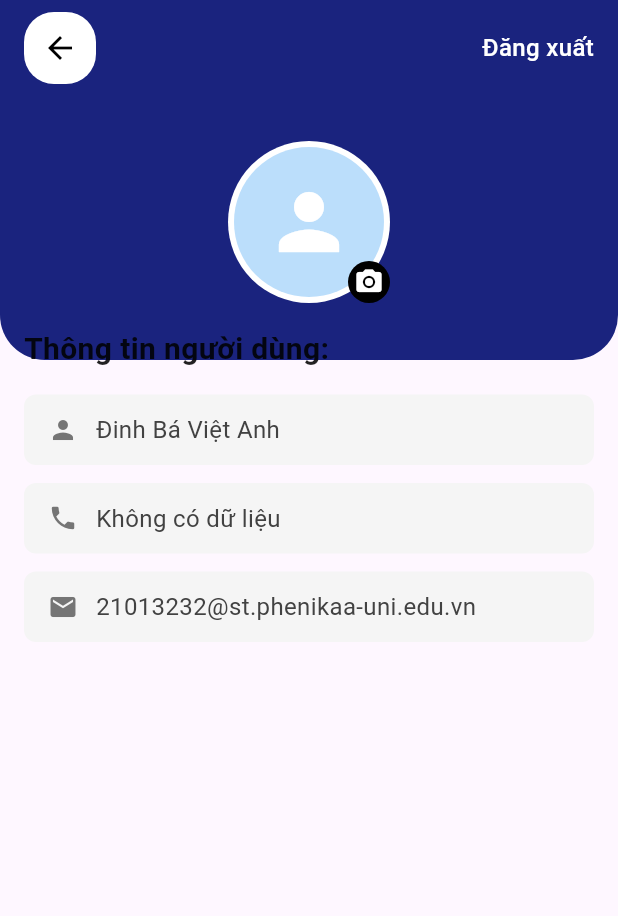
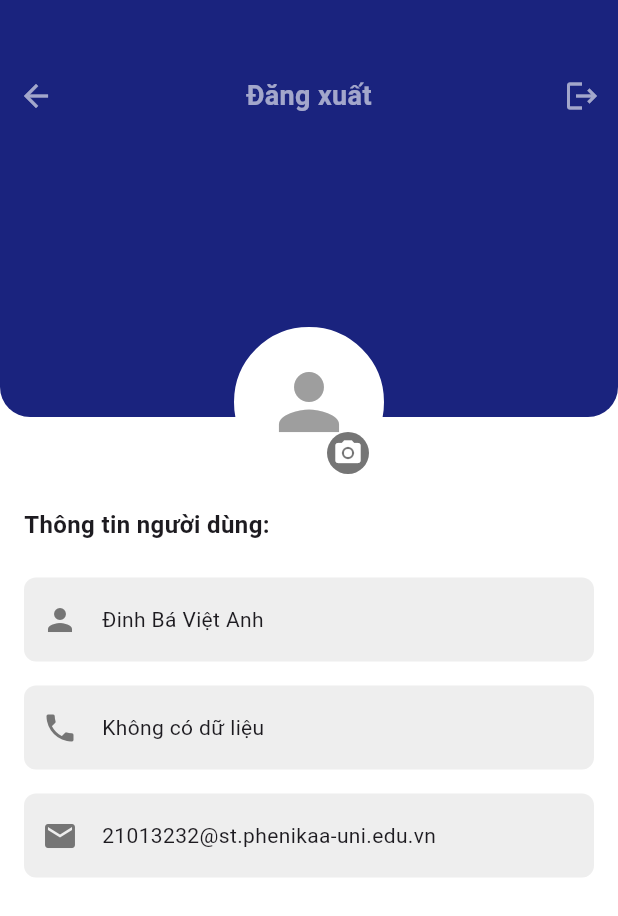
Before and after one commit to viet003/RFID-ticket-mobile-app, a Flutter app: the ProfileScreen screen opened by its route, on a phone screen of 412 x 824 dp. Shown: the top 916 px of the screen. Run offline on Flutter 3.47's test engine with Material 3 defaults, Android fonts, the phone set to English and light mode, and no system bars; our stand-ins replace shared_preferences; missing offline and left inert: jwt_decode; accounts and stored records are empty.

Commit message:
update layout

```diff
--- a/lib/screens/HomePage.dart
+++ b/lib/screens/HomePage.dart
@@ -57,7 +57,7 @@ class _HomePageState extends State<HomePage> {
                 label: 'Home',
               ),
               BottomNavigationBarItem(
-                icon: Icon(Icons.favorite_border_outlined),
+                icon: Icon(Icons.notifications_on_outlined),
                 label: 'Favourite',
               ),
               BottomNavigationBarItem(
--- a/lib/screens/ProfileScreen.dart
+++ b/lib/screens/ProfileScreen.dart
@@ -1,88 +1,105 @@
 import 'package:flutter/material.dart';
+import 'package:shared_preferences/shared_preferences.dart';
+import '../components/app_routes.dart';
 
 class ProfileScreen extends StatelessWidget {
   const ProfileScreen({Key? key}) : super(key: key);
 
+  Future<void> logout(BuildContext context) async {
+    try {
+      // Xóa thông tin lưu trữ từ SharedPreferences
+      final prefs = await SharedPreferences.getInstance();
+      await prefs.clear(); // Hoặc chỉ xóa các giá trị cụ thể như token
+      print('User logged out successfully.');
+
+      // Điều hướng về màn hình đăng nhập
+      Navigator.pushNamedAndRemoveUntil(context, Routes.welcome, (route) => false);
+    } catch (e) {
+      print('Error during logout: $e');
+      ScaffoldMessenger.of(context).showSnackBar(
+        const SnackBar(content: Text('Đã xảy ra lỗi trong quá trình đăng xuất.')),
+      );
+    }
+  }
+
+
   @override
   Widget build(BuildContext context) {
     return Scaffold(
-      body: Stack(
+      backgroundColor: Colors.white,
+      body: Column(
         children: [
-          // Custom curved background
           Container(
-            height: 240,
-            decoration: BoxDecoration(
-              color: const Color(0xFF1a237e),
-              borderRadius: BorderRadius.only(
-                bottomLeft: Radius.circular(30),
-                bottomRight: Radius.circular(30),
-              ),
-            ),
-          ),
-
-          // Main content
-          SafeArea(
-            child: Column(
-              crossAxisAlignment: CrossAxisAlignment.start,
-              children: [
-                // Header with back button and sign out text
-                Padding(
-                  padding: const EdgeInsets.symmetric(horizontal: 16, vertical: 8),
+            color: const Color(0xFF1a237e), // Nền màu AppBar
+            padding: const EdgeInsets.only(top: 40, bottom: 10), // Đệm cho status bar
             child: Row(
               mainAxisAlignment: MainAxisAlignment.spaceBetween,
               children: [
-                      Container(
-                        decoration: BoxDecoration(
-                          color: Colors.white,
-                          borderRadius: BorderRadius.circular(20),
-                        ),
-                        child: IconButton(
-                          icon: const Icon(Icons.arrow_back),
-                          onPressed: () => Navigator.pop(context),
-                          color: Colors.black,
-                        ),
+                IconButton(
+                  icon: const Icon(Icons.arrow_back, color: Colors.white60),
+                  onPressed: () {
+                    // Handle back action
+                  },
                 ),
                 const Text(
                   'Đăng xuất',
                   style: TextStyle(
-                          color: Colors.white,
-                          fontSize: 16,
-                          fontWeight: FontWeight.w500,
+                    color: Colors.white60,
+                    fontSize: 18,
+                    fontWeight: FontWeight.bold,
                   ),
+                ),
+                IconButton(
+                  icon: const Icon(Icons.logout, color: Colors.white60),
+                  onPressed: () {
+                    logout(context);
+                  },
                 ),
               ],
             ),
           ),
-
-                // Profile avatar
-                Center(
-                  child: Stack(
+          Stack(
+            clipBehavior: Clip.none,
             children: [
               Container(
-                        margin: const EdgeInsets.only(top: 30),
-                        padding: const EdgeInsets.all(4),
-                        decoration: BoxDecoration(
-                          color: Colors.white,
-                          shape: BoxShape.circle,
-                        ),
-                        child: CircleAvatar(
-                          radius: 50,
-                          backgroundColor: Colors.blue[100],
-                          child: const Icon(
-                            Icons.person,
-                            size: 60,
-                            color: Colors.white,
+                height: 180,
+                decoration: const BoxDecoration(
+                  color: Color(0xFF1a237e),
+                  borderRadius: BorderRadius.only(
+                    bottomLeft: Radius.circular(20),
+                    bottomRight: Radius.circular(20),
                   ),
                 ),
               ),
               Positioned(
-                        bottom: 0,
+                top: 120,
+                left: 0,
                 right: 0,
+                child: Center(
+                  child: Container(
+                    width: 100,
+                    height: 100,
+                    decoration: BoxDecoration(
+                      shape: BoxShape.circle,
+                      color: Colors.white,
+                      border: Border.all(color: Colors.white, width: 4),
+                    ),
+                    child: const Icon(
+                      Icons.person,
+                      size: 60,
+                      color: Colors.grey,
+                    ),
+                  ),
+                ),
+              ),
+              Positioned(
+                top: 190,
+                right: MediaQuery.of(context).size.width / 2 - 40,
                 child: Container(
                   padding: const EdgeInsets.all(4),
                   decoration: const BoxDecoration(
-                            color: Colors.black,
                     shape: BoxShape.circle,
+                    color: Colors.black54,
                   ),
                   child: const Icon(
                     Icons.camera_alt,
@@ -93,75 +110,69 @@ class ProfileScreen extends StatelessWidget {
               ),
             ],
           ),
-                ),
-
-                // User information section
-                Padding(
-                  padding: const EdgeInsets.all(16),
-                  child: Column(
-                    crossAxisAlignment: CrossAxisAlignment.start,
-                    children: [
-                      const Text(
+          const SizedBox(height: 60),
+          const Padding(
+            padding: EdgeInsets.symmetric(horizontal: 16),
+            child: Align(
+              alignment: Alignment.centerLeft,
+              child: Text(
                 'Thông tin người dùng:',
                 style: TextStyle(
-                          fontSize: 20,
+                  fontSize: 16,
                   fontWeight: FontWeight.bold,
-                          color: Colors.black87,
+                ),
+              ),
             ),
           ),
           const SizedBox(height: 16),
-
-                      // Information cards
-                      _buildInfoCard(
+          UserInfoTile(
             icon: Icons.person,
-                        text: 'Đinh Bá Việt Anh',
+            label: 'Đinh Bá Việt Anh',
           ),
-                      const SizedBox(height: 12),
-                      _buildInfoCard(
+          UserInfoTile(
             icon: Icons.phone,
-                        text: 'Không có dữ liệu',
+            label: 'Không có dữ liệu',
           ),
-                      const SizedBox(height: 12),
-                      _buildInfoCard(
+          UserInfoTile(
             icon: Icons.email,
-                        text: '21013232@st.phenikaa-uni.edu.vn',
-                      ),
-                    ],
-                  ),
-                ),
-              ],
-            ),
-          ),
-        ],
-      ),
-    );
-  }
-
-  Widget _buildInfoCard({
-    required IconData icon,
-    required String text,
-  }) {
-    return Container(
-      padding: const EdgeInsets.symmetric(horizontal: 16, vertical: 12),
-      decoration: BoxDecoration(
-        color: Colors.grey[100],
-        borderRadius: BorderRadius.circular(8),
-      ),
-      child: Row(
-        children: [
-          Icon(icon, color: Colors.grey[600], size: 20),
-          const SizedBox(width: 12),
-          Expanded(
-            child: Text(
-              text,
-              style: TextStyle(
-                fontSize: 16,
-                color: Colors.grey[800],
-              ),
-            ),
+            label: '21013232@st.phenikaa-uni.edu.vn',
           ),
         ],
       ),
     );
   }
 }
+
+class UserInfoTile extends StatelessWidget {
+  final IconData icon;
+  final String label;
+
+  const UserInfoTile({Key? key, required this.icon, required this.label})
+      : super(key: key);
+
+  @override
+  Widget build(BuildContext context) {
+    return Padding(
+      padding: const EdgeInsets.symmetric(horizontal: 16, vertical: 8),
+      child: Container(
+        padding: const EdgeInsets.symmetric(horizontal: 12, vertical: 16),
+        decoration: BoxDecoration(
+          color: Colors.grey[200],
+          borderRadius: BorderRadius.circular(8),
+        ),
+        child: Row(
+          children: [
+            Icon(icon, color: Colors.grey[600]),
+            const SizedBox(width: 16),
+            Expanded(
+              child: Text(
+                label,
+                style: const TextStyle(fontSize: 14),
+              ),
+            ),
+          ],
+        ),
+      ),
+    );
+  }
+}
```
Also changed, not shown: lib/screens/HomeScreen.dart (+46 -4 lines), lib/screens/SignIn.dart (+22 -10 lines). Lines whose indentation alone changed are shown as unchanged.
